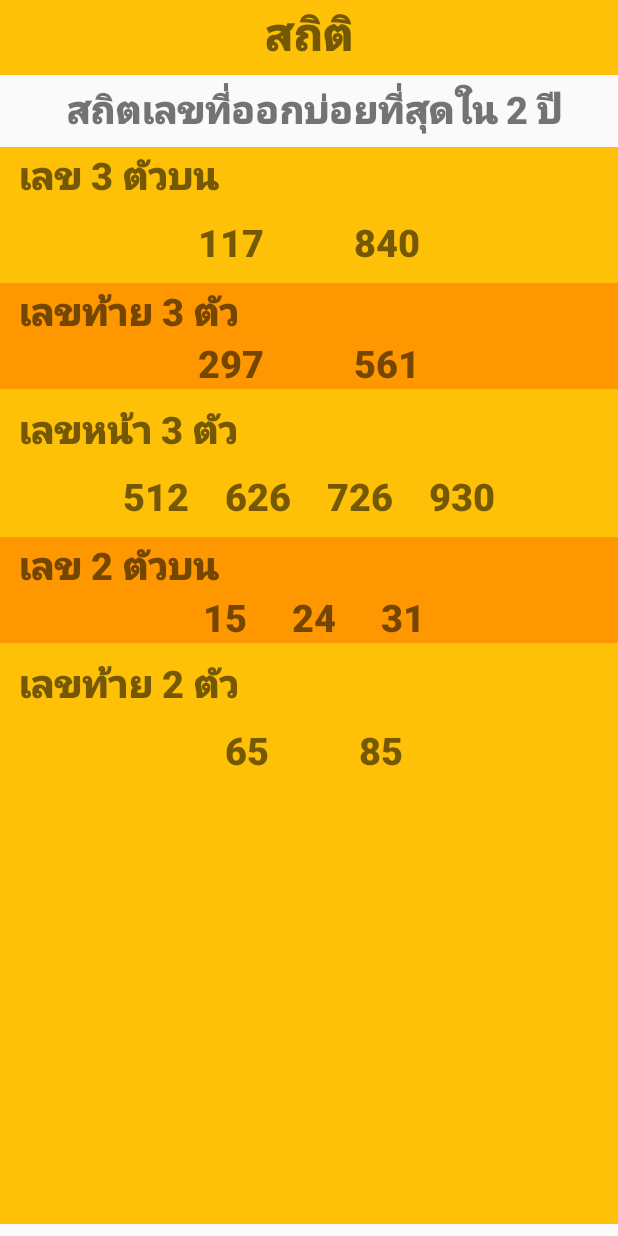
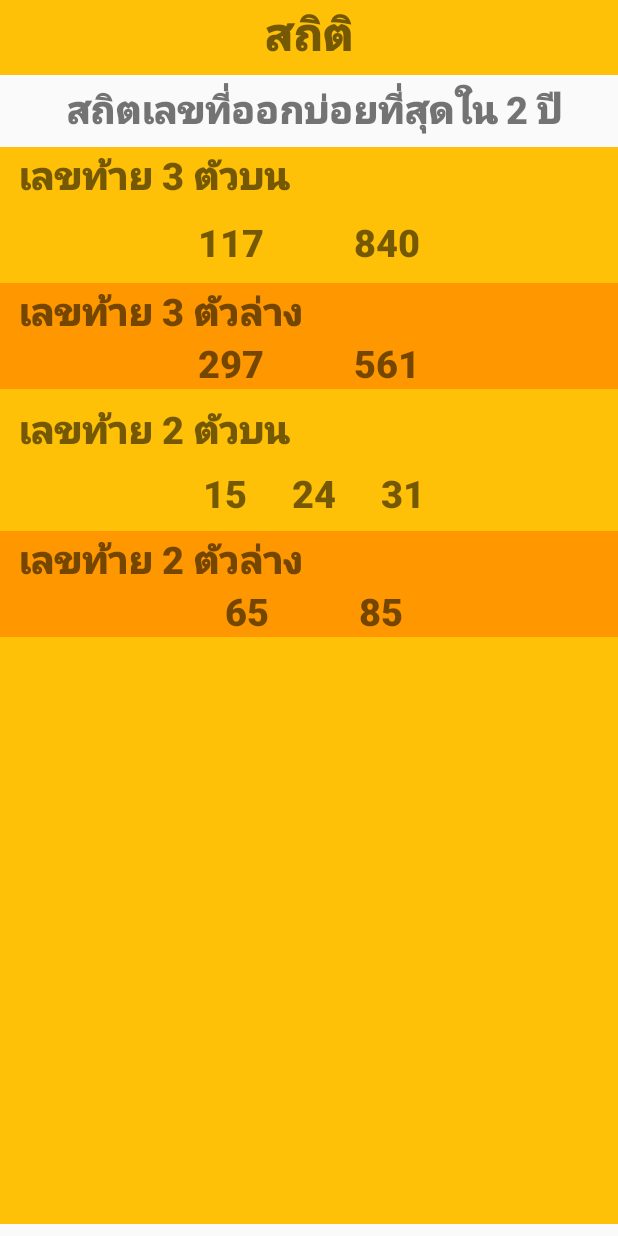
Before and after one commit to hiiamtin/WanNeeRuayApp, an Android app: the Statistic screen opened directly, with no data from a screen before it, on a phone screen of 412 x 824 dp. Run offline under Robolectric (Android 15) with nearby library versions, the phone set to English and light mode, and no system bars.

Commit message:
update stat

```diff
--- a/mobile/src/main/res/layout/activity_statistic.xml
+++ b/mobile/src/main/res/layout/activity_statistic.xml
@@ -95,7 +95,7 @@
             android:layout_marginStart="0dp"
             android:layout_marginBottom="10dp"
             android:fontFamily="sans-serif-black"
-            android:text="  เลข 3 ตัวบน"
+            android:text="  เลขท้าย 3 ตัวบน"
             android:textSize="25sp"
             android:textStyle="bold"
             android:typeface="normal"
@@ -133,7 +133,7 @@
             android:layout_marginBottom="0dp"
             android:background="#FF9800"
             android:fontFamily="sans-serif-black"
-            android:text="  เลขท้าย 3 ตัว"
+            android:text="  เลขท้าย 3 ตัวล่าง"
             android:textSize="25sp"
             android:textStyle="bold"
             android:typeface="normal"
@@ -165,51 +165,14 @@
             app:layout_constraintVertical_bias="0.929" />
 
         <TextView
-            android:id="@+id/textView11"
-            android:layout_width="match_parent"
-            android:layout_height="wrap_content"
-            android:layout_marginStart="0dp"
-            android:layout_marginBottom="10dp"
-            android:fontFamily="sans-serif-black"
-            android:text="  เลขหน้า 3 ตัว"
-            android:textSize="25sp"
-            android:textStyle="bold"
-            android:typeface="normal"
-            app:layout_constraintBottom_toBottomOf="@+id/status_data"
-            app:layout_constraintEnd_toEndOf="@+id/status_data"
-            app:layout_constraintHorizontal_bias="0.027"
-            app:layout_constraintStart_toStartOf="@+id/status_data"
-            app:layout_constraintTop_toTopOf="parent"
-            app:layout_constraintVertical_bias="0.929" />
-
-        <TextView
-            android:id="@+id/textView12"
-            android:layout_width="match_parent"
-            android:layout_height="wrap_content"
-            android:layout_marginStart="0dp"
-            android:layout_marginBottom="10dp"
-            android:fontFamily="sans-serif-black"
-            android:text="512    626    726    930"
-            android:textAlignment="center"
-            android:textSize="25sp"
-            android:textStyle="bold"
-            android:typeface="normal"
-            app:layout_constraintBottom_toBottomOf="@+id/status_data"
-            app:layout_constraintEnd_toEndOf="@+id/status_data"
-            app:layout_constraintHorizontal_bias="0.027"
-            app:layout_constraintStart_toStartOf="@+id/status_data"
-            app:layout_constraintTop_toTopOf="parent"
-            app:layout_constraintVertical_bias="0.929" />
-
-        <TextView
             android:id="@+id/textView13"
             android:layout_width="match_parent"
             android:layout_height="wrap_content"
             android:layout_marginStart="0dp"
-            android:layout_marginBottom="0dp"
-            android:background="#FF9800"
+            android:layout_marginBottom="8dp"
+
             android:fontFamily="sans-serif-black"
-            android:text="  เลข 2 ตัวบน"
+            android:text="  เลขท้าย 2 ตัวบน"
             android:textSize="25sp"
             android:textStyle="bold"
             android:typeface="normal"
@@ -226,7 +189,7 @@
             android:layout_height="wrap_content"
             android:layout_marginStart="0dp"
             android:layout_marginBottom="8dp"
-            android:background="#FF9800"
+
             android:fontFamily="sans-serif-black"
             android:text="	15     24     31"
             android:textAlignment="center"
@@ -245,9 +208,10 @@
             android:layout_width="match_parent"
             android:layout_height="wrap_content"
             android:layout_marginStart="0dp"
-            android:layout_marginBottom="10dp"
+            android:layout_marginBottom="0dp"
+            android:background="#FF9800"
             android:fontFamily="sans-serif-black"
-            android:text="  เลขท้าย 2 ตัว"
+            android:text="  เลขท้าย 2 ตัวล่าง"
             android:textSize="25sp"
             android:textStyle="bold"
             android:typeface="normal"
@@ -266,6 +230,7 @@
             android:layout_marginBottom="10dp"
             android:fontFamily="sans-serif-black"
             android:text="	65          85"
+            android:background="#FF9800"
             android:textAlignment="center"
             android:textSize="25sp"
             android:textStyle="bold"
```
